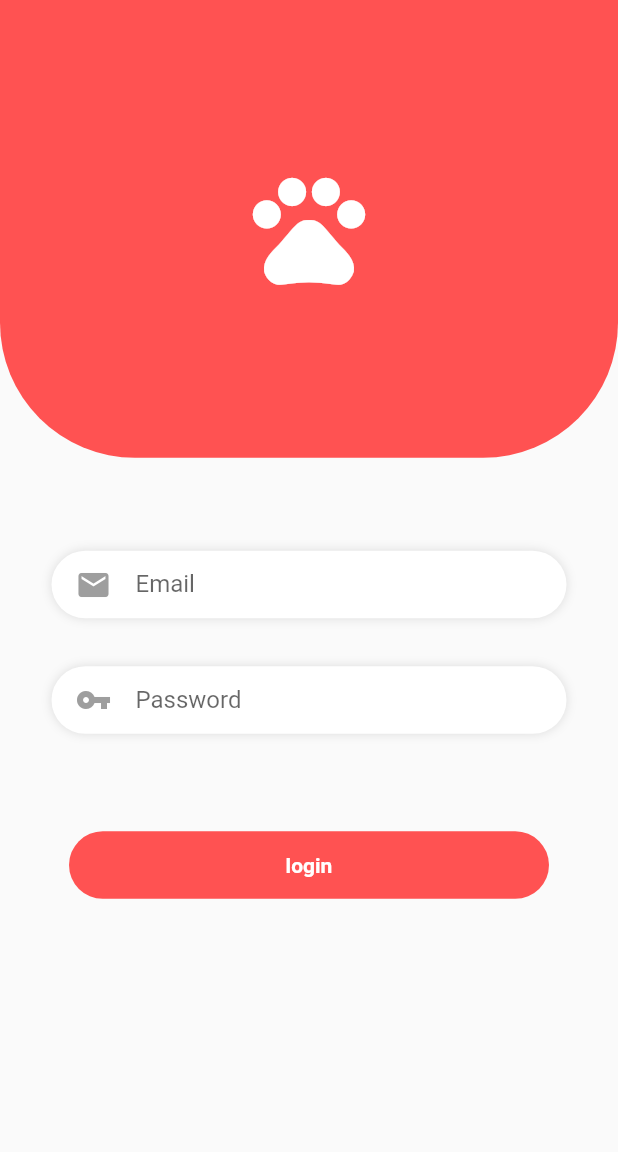
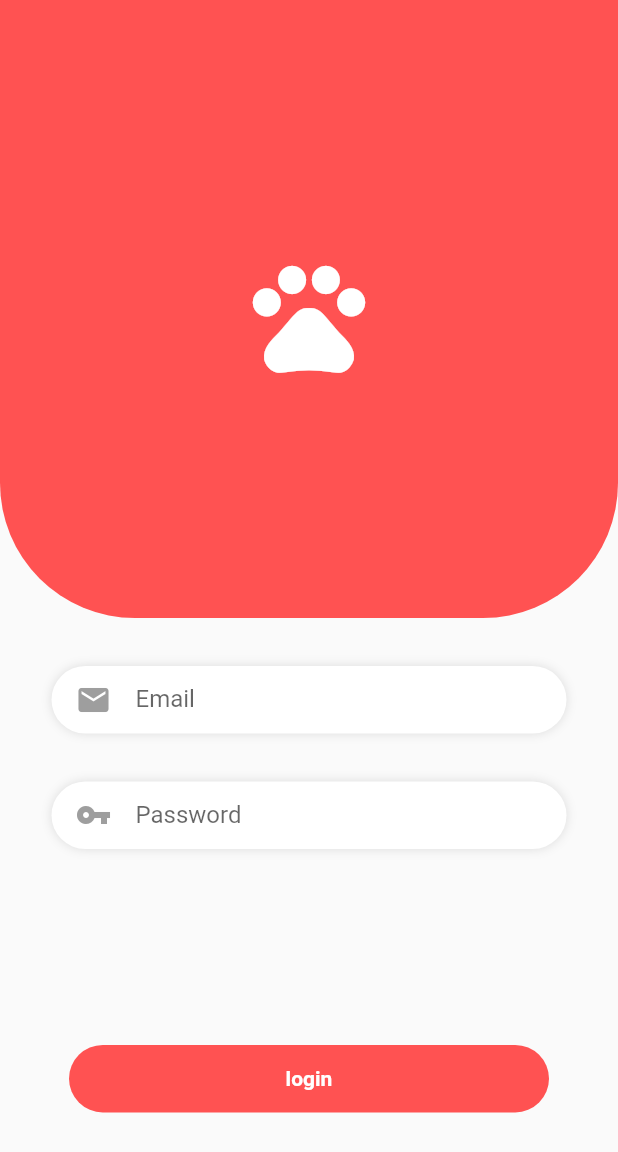
Before and after one commit to rasec23rj/perfilPet, a Flutter app: the screen it shows after launch, on a phone screen of 412 x 824 dp. Shown: the top 1152 px of the screen. Run offline on Flutter 3.47's test engine with Material 2 defaults, Android fonts, the phone set to English and light mode, and no system bars; project files that could hold a hidden picture were left out.

Commit message:
login botao animaçãoes

```diff
--- a/lib/screens/login/login_screen.dart
+++ b/lib/screens/login/login_screen.dart
@@ -6,12 +6,12 @@ class LoginScreen extends StatefulWidget {
   _LoginScreenState createState() => _LoginScreenState();
 }
 
-class _LoginScreenState extends State<LoginScreen> with SingleTickerProviderStateMixin {
-
+class _LoginScreenState extends State<LoginScreen>
+    with SingleTickerProviderStateMixin {
   AnimationController _animationController;
 
   @override
-  void initState(){
+  void initState() {
     super.initState();
     _animationController = AnimationController(
       vsync: this,
@@ -29,9 +29,12 @@ class _LoginScreenState extends State<LoginScreen> with SingleTickerProviderStat
             Stack(
               alignment: Alignment.bottomCenter,
               children: [
+                Column(
+                  children: [
                     Container(
                       width: MediaQuery.of(context).size.width,
-                  height: MediaQuery.of(context).size.height / 2.7,
+                      height: MediaQuery.of(context).size.height / 2,
+                      padding: EdgeInsets.only(top: 10),
                       decoration: BoxDecoration(
                           color: Colors.redAccent,
                           borderRadius: BorderRadius.only(
@@ -53,25 +56,26 @@ class _LoginScreenState extends State<LoginScreen> with SingleTickerProviderStat
                         ],
                       ),
                     ),
-              ],
-            ),
                     //inputs
+
                     Container(
-              height: MediaQuery.of(context).size.height / 2.0,
+                      height: MediaQuery.of(context).size.height / 2.5,
                       width: MediaQuery.of(context).size.width,
-              padding: EdgeInsets.only(top: 62),
+                      padding: EdgeInsets.only(top: 32),
                       child: Column(
                         children: [
                           Container(
                             width: MediaQuery.of(context).size.width / 1.2,
                             height: 45,
-                    padding:
-                        EdgeInsets.only(top: 4, left: 16, right: 16, bottom: 4),
+                            padding: EdgeInsets.only(
+                                top: 4, left: 16, right: 16, bottom: 4),
                             decoration: BoxDecoration(
-                        borderRadius: BorderRadius.all(Radius.circular(50)),
+                                borderRadius:
+                                    BorderRadius.all(Radius.circular(50)),
                                 color: Colors.white,
                                 boxShadow: [
-                          BoxShadow(color: Colors.black12, blurRadius: 5)
+                                  BoxShadow(
+                                      color: Colors.black12, blurRadius: 5)
                                 ]),
                             child: TextField(
                                 decoration: InputDecoration(
@@ -85,14 +89,16 @@ class _LoginScreenState extends State<LoginScreen> with SingleTickerProviderStat
                           Container(
                             width: MediaQuery.of(context).size.width / 1.2,
                             height: 45,
-                    padding:
-                        EdgeInsets.only(top: 4, left: 16, right: 16, bottom: 4),
-                    margin: EdgeInsets.only(top: 32, bottom: 65),
+                            padding: EdgeInsets.only(
+                                top: 4, left: 16, right: 16, bottom: 4),
+                            margin: EdgeInsets.only(top: 32),
                             decoration: BoxDecoration(
-                        borderRadius: BorderRadius.all(Radius.circular(50)),
+                                borderRadius:
+                                    BorderRadius.all(Radius.circular(50)),
                                 color: Colors.white,
                                 boxShadow: [
-                          BoxShadow(color: Colors.black12, blurRadius: 5)
+                                  BoxShadow(
+                                      color: Colors.black12, blurRadius: 5)
                                 ]),
                             child: TextField(
                                 decoration: InputDecoration(
@@ -103,10 +109,18 @@ class _LoginScreenState extends State<LoginScreen> with SingleTickerProviderStat
                                     ),
                                     hintText: 'Password')),
                           ),
-                  BotaoAnimado(controller: _animationController,),
                         ],
                       ),
+
                     ),
+                  ],
+                ),
+                BotaoAnimado(
+                  controller: _animationController,
+                ),
+              ],
+            ),
+
           ],
         ),
       ),
--- a/lib/widget/login/botao_animado.dart
+++ b/lib/widget/login/botao_animado.dart
@@ -1,23 +1,26 @@
+import 'package:flutter/cupertino.dart';
 import 'package:flutter/material.dart';
+import 'dart:async';
 
 class BotaoAnimado extends StatelessWidget {
   final AnimationController controller;
-  final Animation<double> diminuirBotao;
+  Animation<double> diminuirBotao;
+  Animation<double> aumentarBotao;
 
   BotaoAnimado({this.controller})
-      : diminuirBotao =
-  Tween(begin: 320.0, end: 45.0)
-      .animate(
-      new CurvedAnimation(
-          curve: Interval(0.0, 0.150), parent: controller)
-  );
+      : diminuirBotao = Tween(begin: 320.0, end: 45.0).animate(
+            CurvedAnimation(curve: Interval(0.0, 0.150), parent: controller)),
+        aumentarBotao = Tween(begin: 45.0, end: 1000.0).animate(CurvedAnimation(
+            curve: Interval(0.5, 1, curve: Curves.bounceOut),
+            parent: controller));
 
   Widget _contruirAnimacao(BuildContext context, Widget child) {
     return InkWell(
       onTap: () {
         controller.forward();
       },
-      child: Container(
+      child: aumentarBotao.value <= 45
+          ? Container(
               height: 45,
               width: diminuirBotao.value,
               decoration: BoxDecoration(
@@ -26,6 +29,16 @@ class BotaoAnimado extends StatelessWidget {
               child: Center(
                 child: _conteudo(context),
               ),
+            )
+          : Container(
+              height: aumentarBotao.value,
+              width: aumentarBotao.value,
+              padding: EdgeInsets.only(top: 1),
+              decoration: BoxDecoration(
+                  color: Colors.redAccent,
+                  shape: aumentarBotao.value < 500
+                      ? BoxShape.circle
+                      : BoxShape.rectangle),
             ),
     );
   }
@@ -33,12 +46,9 @@ class BotaoAnimado extends StatelessWidget {
   Widget _conteudo(BuildContext context) {
     if (diminuirBotao.value > 55) {
       return Text("Login".toLowerCase(),
-          style: TextStyle(
-              color: Colors.white,
-              fontWeight: FontWeight.bold
-          ));
-    }else {
-      return  CircularProgressIndicator(
+          style: TextStyle(color: Colors.white, fontWeight: FontWeight.bold));
+    } else {
+      return CircularProgressIndicator(
         valueColor: AlwaysStoppedAnimation<Color>(Colors.white),
         strokeWidth: 1.0,
       );
```
Lines whose indentation alone changed are shown as unchanged.
